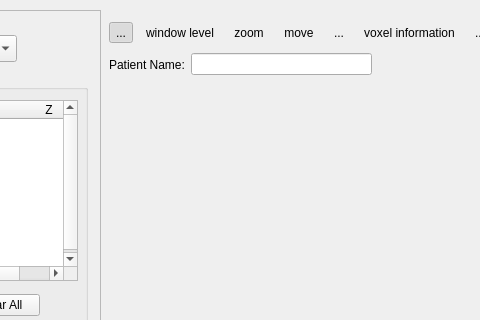
starviewer-medical/starviewer, file starviewer/src/extensions/playground/segmentationframework/qsegmentationframeworkextensionbase.ui: the form before one commit; both pictures show x 243 to 723 and y 0 to 320 of the 1280 by 886 pixel window.
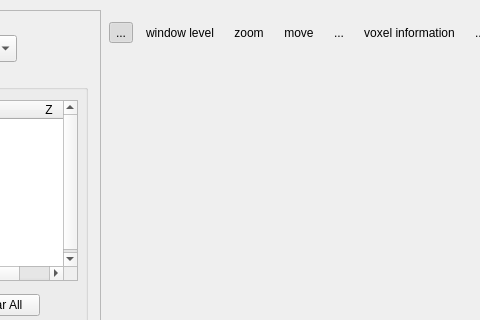
The form after the commit. Icons and pictures are not drawn. Custom widgets are drawn as their Qt base class.

Patch:
```diff
--- a/starviewer/src/extensions/playground/segmentationframework/qsegmentationframeworkextensionbase.ui
+++ b/starviewer/src/extensions/playground/segmentationframework/qsegmentationframeworkextensionbase.ui
@@ -313,29 +313,6 @@
         <property name="spacing" >
          <number>6</number>
         </property>
-        <item>
-         <widget class="QLabel" name="label_8" >
-          <property name="text" >
-           <string>Patient Name:</string>
-          </property>
-         </widget>
-        </item>
-        <item>
-         <widget class="QLineEdit" name="m_patientNameLineEdit" >
-          <property name="minimumSize" >
-           <size>
-            <width>181</width>
-            <height>0</height>
-           </size>
-          </property>
-          <property name="maximumSize" >
-           <size>
-            <width>181</width>
-            <height>16777215</height>
-           </size>
-          </property>
-         </widget>
-        </item>
         <item>
          <spacer>
           <property name="orientation" >
@@ -1890,16 +1867,16 @@
   </widget>
  </widget>
  <customwidgets>
-  <customwidget>
-   <class>udg::QWindowLevelComboBox</class>
-   <extends>QComboBox</extends>
-   <header>qwindowlevelcombobox.h</header>
-  </customwidget>
   <customwidget>
    <class>udg::Q2DViewer</class>
    <extends>QWidget</extends>
    <header>q2dviewer.h</header>
   </customwidget>
+  <customwidget>
+   <class>udg::QWindowLevelComboBox</class>
+   <extends>QComboBox</extends>
+   <header>qwindowlevelcombobox.h</header>
+  </customwidget>
  </customwidgets>
  <resources/>
  <connections>
```
